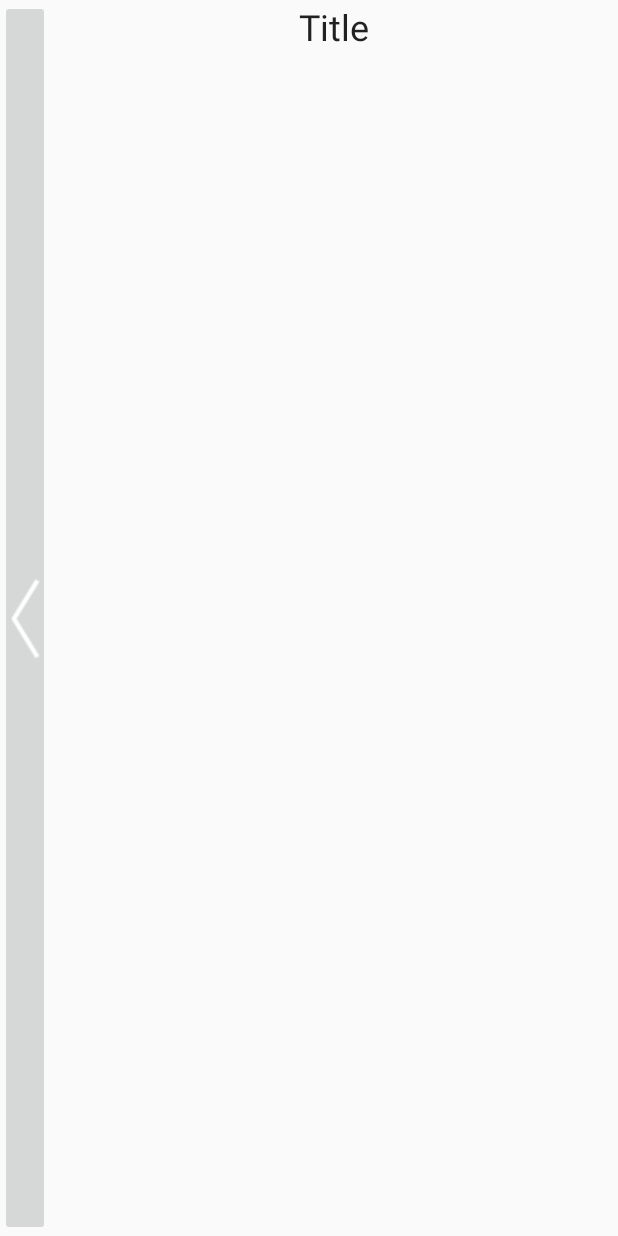
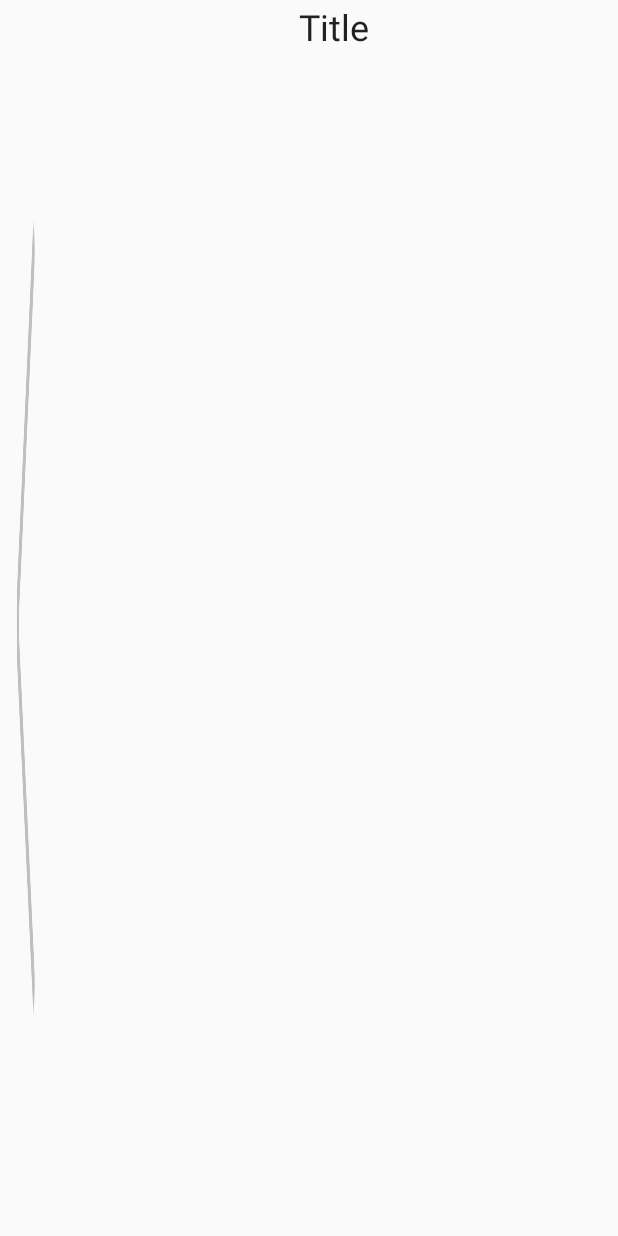
Before and after one commit to godblessforhimself/ThuNewsApp, an Android app: the layout header_news.xml on its own in the app's theme, with its tools: preview values and no code run, on a phone screen of 412 x 824 dp. Run offline under Robolectric (Android 15) with nearby library versions, the phone set to English and light mode, and no system bars; network calls fail.

Commit message:
回退键

```diff
--- a/app/src/main/res/layout/header_news.xml
+++ b/app/src/main/res/layout/header_news.xml
@@ -14,6 +14,8 @@
             style="@style/Widget.AppCompat.ImageButton"
             android:layout_width="33dp"
             android:layout_height="match_parent"
+            android:background="@android:color/transparent"
+            android:scaleType="fitXY"
             app:srcCompat="@drawable/timg" />
 
         <TextView
```
Also changed, not shown: app/src/main/res/drawable/timg.png.
